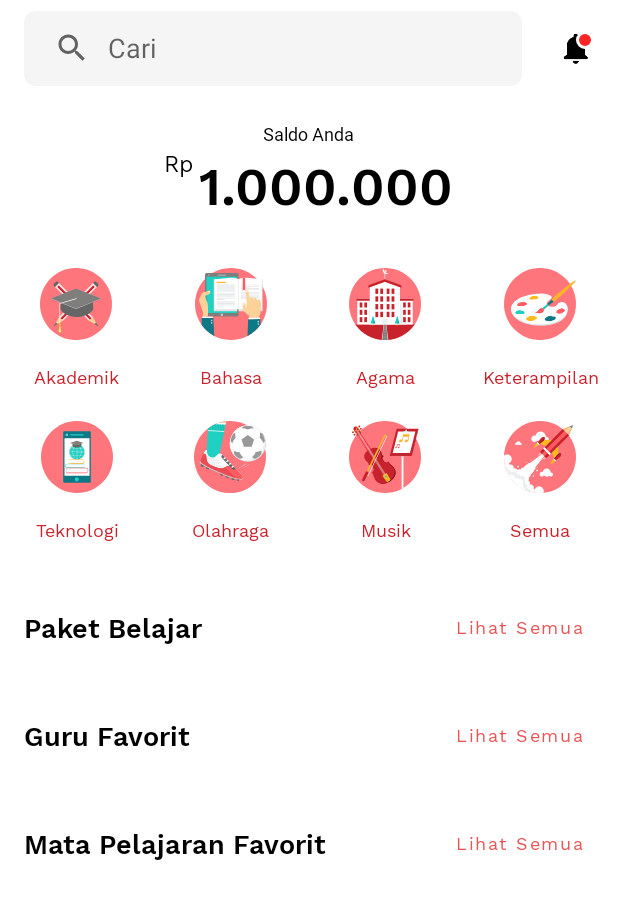
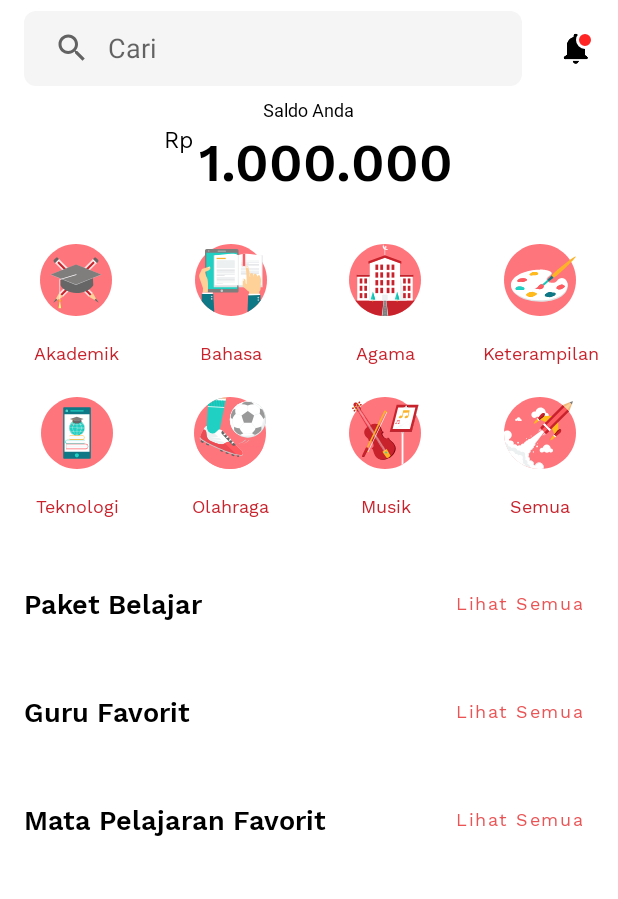
Before and after one commit to feryp/KelasBangsaMurid, an Android app: the layout fragment_home.xml on its own in the app's theme, with its tools: preview values and no code run, on a phone screen of 412 x 824 dp. Shown: the top 899 px of the screen. Run offline under Robolectric (Android 15) with nearby library versions, the phone set to English and light mode, and no system bars.

Commit message:
add ui fragment home

```diff
--- a/app/src/main/res/layout/fragment_home.xml
+++ b/app/src/main/res/layout/fragment_home.xml
@@ -1,5 +1,6 @@
 <?xml version="1.0" encoding="utf-8"?>
-<androidx.coordinatorlayout.widget.CoordinatorLayout xmlns:android="http://schemas.android.com/apk/res/android"
+<androidx.coordinatorlayout.widget.CoordinatorLayout
+    xmlns:android="http://schemas.android.com/apk/res/android"
     xmlns:tools="http://schemas.android.com/tools"
     android:layout_width="match_parent"
     android:layout_height="match_parent"
@@ -10,13 +11,10 @@
         android:layout_width="match_parent"
         android:layout_height="match_parent">
 
-        <androidx.core.widget.NestedScrollView
+        <LinearLayout
             android:layout_width="match_parent"
-            android:layout_height="match_parent">
-
-            <androidx.constraintlayout.widget.ConstraintLayout
-                android:layout_width="match_parent"
-                android:layout_height="match_parent">
+            android:layout_height="match_parent"
+            android:orientation="vertical">
 
             <androidx.appcompat.widget.Toolbar
                 android:id="@+id/toolbar_header_home"
@@ -83,6 +81,19 @@
 
             </androidx.appcompat.widget.Toolbar>
 
+            <androidx.constraintlayout.widget.ConstraintLayout
+                android:layout_width="match_parent"
+                android:layout_height="match_parent">
+
+                <androidx.core.widget.NestedScrollView
+                    android:layout_width="match_parent"
+                    android:layout_height="match_parent"
+                    tools:ignore="MissingConstraints">
+
+                    <androidx.constraintlayout.widget.ConstraintLayout
+                        android:layout_width="match_parent"
+                        android:layout_height="match_parent">
+
                         <LinearLayout
                             android:id="@+id/container_saldo_anda"
                             android:layout_width="match_parent"
@@ -90,7 +101,7 @@
                             android:layout_marginTop="16dp"
                             android:orientation="vertical"
                             android:gravity="center"
-                    app:layout_constraintTop_toBottomOf="@+id/toolbar_header_home">
+                            tools:ignore="MissingConstraints">
 
                             <TextView
                                 android:layout_width="wrap_content"
@@ -513,6 +524,13 @@
 
                 </androidx.core.widget.NestedScrollView>
 
+            </androidx.constraintlayout.widget.ConstraintLayout>
+
+
+        </LinearLayout>
+
+
+
     </androidx.swiperefreshlayout.widget.SwipeRefreshLayout>
 
 
```
Lines whose indentation alone changed are shown as unchanged.
